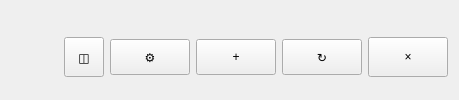
The window that ui/tabs/analysis-tab.ui (VadmanBat/Irbis) describes before a commit, drawn with Qt 5.
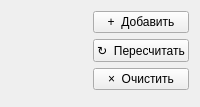
The same window after the commit. Custom widgets are drawn as their Qt base class.

```diff
--- a/ui/tabs/analysis-tab.ui
+++ b/ui/tabs/analysis-tab.ui
@@ -2,9 +2,12 @@
 <ui version="4.0">
  <class>AnalysisTab</class>
  <widget class="QWidget" name="AnalysisTab">
-  <layout class="QVBoxLayout" name="verticalLayout" stretch="0,0,1">
+  <layout class="QVBoxLayout" name="verticalLayout" stretch="0,1">
    <item>
-    <layout class="QHBoxLayout" name="topLayout" stretch="0,1,0">
+    <layout class="QHBoxLayout" name="topLayout" stretch="0,1,0,0">
+     <property name="spacing">
+      <number>8</number>
+     </property>
      <item>
       <widget class="QWidget" name="formHost" native="true">
        <layout class="QVBoxLayout" name="formHostLayout">
@@ -54,70 +57,24 @@
        </layout>
       </widget>
      </item>
-    </layout>
-   </item>
-   <item>
-    <layout class="QHBoxLayout" name="buttonLayout">
-     <item>
-      <widget class="QLabel" name="nameLabel"/>
-     </item>
-     <item>
-      <spacer name="buttonSpacer">
-       <property name="orientation">
-        <enum>Qt::Horizontal</enum>
-       </property>
-       <property name="sizeHint" stdset="0">
-        <size>
-         <width>40</width>
-         <height>20</height>
-        </size>
-       </property>
-      </spacer>
-     </item>
-     <item>
-      <widget class="QToolButton" name="chartsButton">
-       <property name="toolTip">
-        <string>Отображаемые графики</string>
-       </property>
-       <property name="text">
-        <string>◫</string>
-       </property>
-       <property name="popupMode">
-        <enum>QToolButton::InstantPopup</enum>
-       </property>
-       <property name="minimumSize">
-        <size>
-         <width>40</width>
-         <height>40</height>
-        </size>
-       </property>
-       <property name="maximumSize">
-        <size>
-         <width>40</width>
-         <height>40</height>
-        </size>
-       </property>
-      </widget>
-     </item>
-     <item>
-      <widget class="QPushButton" name="settingsButton">
-       <property name="objectName">
-        <string notr="true">settingsButton</string>
-       </property>
-       <property name="toolTip">
-        <string>Параметры моделирования</string>
-       </property>
-       <property name="text">
-        <string>⚙</string>
-       </property>
-       <property name="minimumSize">
-        <size>
-         <width>36</width>
-         <height>36</height>
-        </size>
-       </property>
-      </widget>
-     </item>
+     <item alignment="Qt::AlignVCenter">
+      <widget class="QWidget" name="analysisActions" native="true">
+       <layout class="QVBoxLayout" name="analysisActionsLayout">
+        <property name="spacing">
+         <number>6</number>
+        </property>
+        <property name="leftMargin">
+         <number>8</number>
+        </property>
+        <property name="topMargin">
+         <number>0</number>
+        </property>
+        <property name="rightMargin">
+         <number>0</number>
+        </property>
+        <property name="bottomMargin">
+         <number>0</number>
+        </property>
      <item>
       <widget class="QPushButton" name="addButton">
        <property name="objectName">
@@ -127,13 +84,7 @@
         <string>Добавить</string>
        </property>
        <property name="text">
-        <string>+</string>
-       </property>
-       <property name="minimumSize">
-        <size>
-         <width>36</width>
-         <height>36</height>
-        </size>
+           <string>+  Добавить</string>
        </property>
       </widget>
      </item>
@@ -146,13 +97,7 @@
         <string>Заменить последнюю</string>
        </property>
        <property name="text">
-        <string>↻</string>
-       </property>
-       <property name="minimumSize">
-        <size>
-         <width>36</width>
-         <height>36</height>
-        </size>
+           <string>↻  Пересчитать</string>
        </property>
       </widget>
      </item>
@@ -165,14 +110,11 @@
         <string>Очистить</string>
        </property>
        <property name="text">
-        <string>×</string>
-       </property>
-       <property name="minimumSize">
-        <size>
-         <width>40</width>
-         <height>40</height>
-        </size>
-       </property>
+           <string>×  Очистить</string>
+          </property>
+         </widget>
+        </item>
+       </layout>
       </widget>
      </item>
     </layout>
```
Left out of the diff: 6 changed lines with no effect on the pictures. Lines whose indentation alone changed are shown as unchanged.
